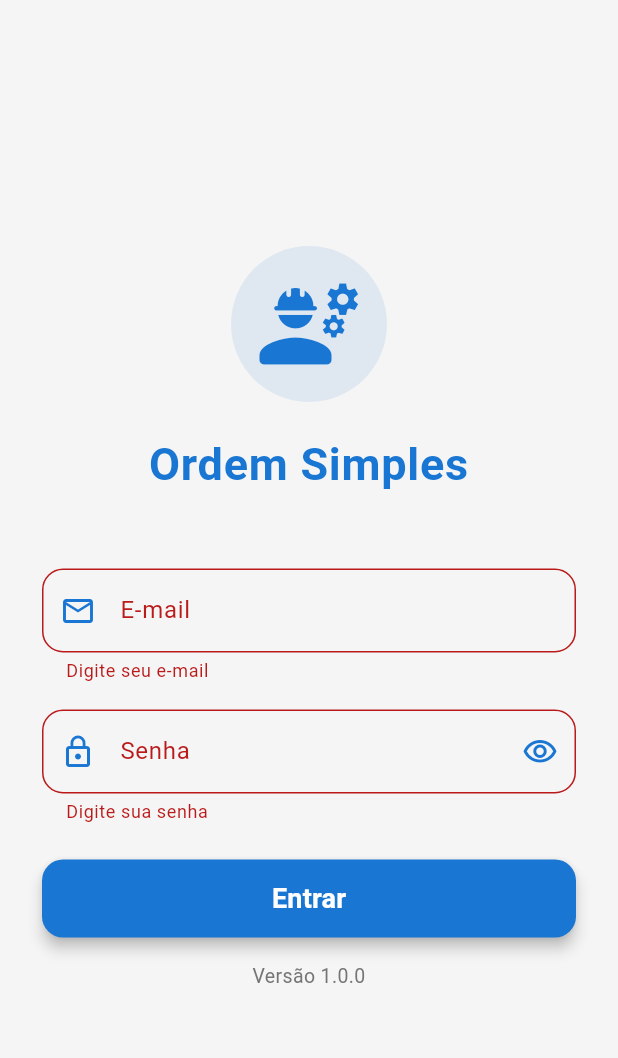
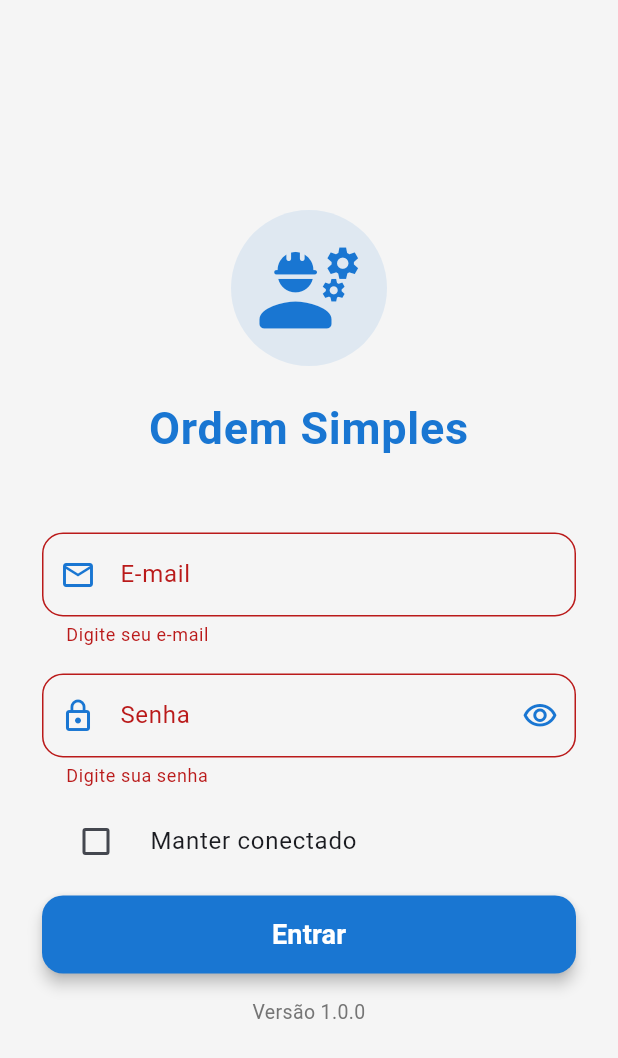
Before and after one commit to samuel-2future/ordem_simples_app, a Flutter app: the screen it shows after launch, after a tap on "Entrar", on a phone screen of 412 x 824 dp. Shown: the top 1058 px of the screen. Run offline on Flutter 3.47's test engine with Material 3 defaults, Android fonts, the phone set to English and light mode, and no system bars; our stand-ins replace flutter_multi_formatter, open_filex, pdf, printing, shared_preferences, signature and 1 more; accounts and stored records are empty.

Commit message:
feat: Implement "Keep me logged in" and auto-login
This commit introduces a "Keep me logged in" feature on the `LoginView` to persist user sessions and enable automatic login on subsequent app launches.

- **Dependencies**:
  - Added `shared_preferences: ^2.5.3` to `pubspec.yaml` to store session data locally on the device.

- **Login Screen (`LoginView`)**:
  - Added a "Manter conectado" (Keep me logged in) checkbox.
  - When a user logs in with this option checked, their session data (user ID, email, name) is saved to `SharedPreferences`.
  - On app startup, the `LoginView` now checks for a saved session. If one is found, it automatically logs the user in and navigates directly to the `HomeView`, bypassing the login form.
  - A loading indicator is shown while the saved session is being verified.

- **Logout and Session Management**:
  - The logout process on the `HomeView` has been updated to clear the saved session from `SharedPreferences`, ensuring a clean logout.
  - A confirmation dialog is now displayed before logging out to prevent accidental session termination.
  - A bug was fixed where `UserSession.clear()` was incorrectly called on every `LoginView` build, which interfered with the auto-login logic.

```diff
--- a/lib/presentation/views/login_view.dart
+++ b/lib/presentation/views/login_view.dart
@@ -1,4 +1,6 @@
+import 'dart:convert';
 import 'package:flutter/material.dart';
+import 'package:shared_preferences/shared_preferences.dart';
 import 'package:ordem_simples_app/presentation/views/home_view.dart';
 
 import '../../core/user_session.dart';
@@ -16,13 +18,61 @@ class _LoginViewState extends State<LoginView> {
   final _emailCtrl = TextEditingController();
   final _senhaCtrl = TextEditingController();
   bool _obscure = true;
+  bool _manterConectado = false;
+  bool _verificandoLogin = true;
+
+  final colorPrimary = Colors.blue.shade700;
+
+  @override
+  void initState() {
+    super.initState();
+    _verificarLoginSalvo();
+  }
+
+  Future<void> _verificarLoginSalvo() async {
+    try {
+      final prefs = await SharedPreferences.getInstance();
+      final userJson = prefs.getString('user_session');
+
+      if (userJson != null) {
+        final Map<String, dynamic> userMap = jsonDecode(userJson);
+        // popula a sessão global com o que foi salvo
+        UserSession.fromMap(userMap);
+        if (!mounted) return;
+        Navigator.pushReplacement(
+          context,
+          MaterialPageRoute(builder: (_) => const HomeView()),
+        );
+        return;
+      }
+    } catch (e) {
+      // se falhar, apenas segue para a tela de login
+      debugPrint('Falha ao recuperar sessão salva: $e');
+    } finally {
+      if (mounted) setState(() => _verificandoLogin = false);
+    }
+  }
+
+  Future<void> _salvarSessao(Map<String, dynamic> user) async {
+    final prefs = await SharedPreferences.getInstance();
+    await prefs.setString('user_session', jsonEncode(user));
+  }
+
+  Future<void> _limparSessaoSalva() async {
+    final prefs = await SharedPreferences.getInstance();
+    await prefs.remove('user_session');
+  }
 
   @override
   Widget build(BuildContext context) {
-    final colorPrimary = Colors.blue.shade700;
-    final colorAccent = Colors.blue.shade300;
+    if (_verificandoLogin) {
+      return const Scaffold(
+        body: Center(child: CircularProgressIndicator()),
+      );
+    }
+
     final service = LoginService();
-    UserSession.clear();
+    // ❌ não chamar UserSession.clear() aqui — isso quebrava o auto-login
 
     return Scaffold(
       backgroundColor: Colors.grey[100],
@@ -32,7 +82,6 @@ class _LoginViewState extends State<LoginView> {
           child: Form(
             key: _formKey,
             child: Column(
-              mainAxisAlignment: MainAxisAlignment.center,
               crossAxisAlignment: CrossAxisAlignment.stretch,
               children: [
                 // Logo / Ícone
@@ -60,7 +109,7 @@ class _LoginViewState extends State<LoginView> {
                 ),
                 const SizedBox(height: 48),
 
-                // Campo de e-mail
+                // E-mail
                 TextFormField(
                   controller: _emailCtrl,
                   decoration: InputDecoration(
@@ -83,7 +132,7 @@ class _LoginViewState extends State<LoginView> {
                 ),
                 const SizedBox(height: 18),
 
-                // Campo de senha
+                // Senha
                 TextFormField(
                   controller: _senhaCtrl,
                   obscureText: _obscure,
@@ -114,7 +163,17 @@ class _LoginViewState extends State<LoginView> {
                     return null;
                   },
                 ),
-                const SizedBox(height: 24),
+                const SizedBox(height: 8),
+
+                // Manter conectado
+                CheckboxListTile(
+                  value: _manterConectado,
+                  onChanged: (v) =>
+                      setState(() => _manterConectado = v ?? false),
+                  controlAffinity: ListTileControlAffinity.leading,
+                  title: const Text('Manter conectado'),
+                ),
+                const SizedBox(height: 8),
 
                 // Botão principal
                 SizedBox(
@@ -129,31 +188,41 @@ class _LoginViewState extends State<LoginView> {
                       elevation: 4,
                     ),
                     onPressed: () async {
-                      if (_formKey.currentState!.validate()) {
+                      if (!_formKey.currentState!.validate()) return;
+
                       ScaffoldMessenger.of(context).showSnackBar(
                         SnackBar(
                           backgroundColor: colorPrimary,
                           content: const Text('Verificando credenciais...'),
                         ),
                       );
+
                       final user = await service.autenticar(
                         email: _emailCtrl.text.trim(),
                         senha: _senhaCtrl.text.trim(),
                       );
 
                       if (user != null) {
+                        // popula a sessão global usada no app
                         UserSession.fromMap(user);
+
+                        if (_manterConectado) {
+                          await _salvarSessao(user);
+                        } else {
+                          await _limparSessaoSalva();
+                        }
+
+                        if (!mounted) return;
                         Navigator.pushAndRemoveUntil(
                           context,
                           MaterialPageRoute(builder: (_) => const HomeView()),
-                                (route) => false
+                              (route) => false,
                         );
                       } else {
                         ScaffoldMessenger.of(context).showSnackBar(
-                            const SnackBar(content: Text('E-mail ou senha incorretos')),
+                          const SnackBar(
+                              content: Text('E-mail ou senha incorretos')),
                         );
-                        }
-
                       }
                     },
                     child: const Text(
@@ -164,6 +233,7 @@ class _LoginViewState extends State<LoginView> {
                   ),
                 ),
                 const SizedBox(height: 16),
+
                 // Rodapé
                 Text(
                   'Versão 1.0.0',
--- a/pubspec.yaml
+++ b/pubspec.yaml
@@ -46,6 +46,7 @@ dependencies:
   printing: ^5.14.2
   path_provider: ^2.1.5
   flutter_localization: ^0.3.3
+  shared_preferences: ^2.5.3
 
 dev_dependencies:
   flutter_test:
```
Also changed, not shown: lib/presentation/views/home_view.dart (+39 -4 lines), pubspec.lock. Lines whose indentation alone changed are shown as unchanged.
